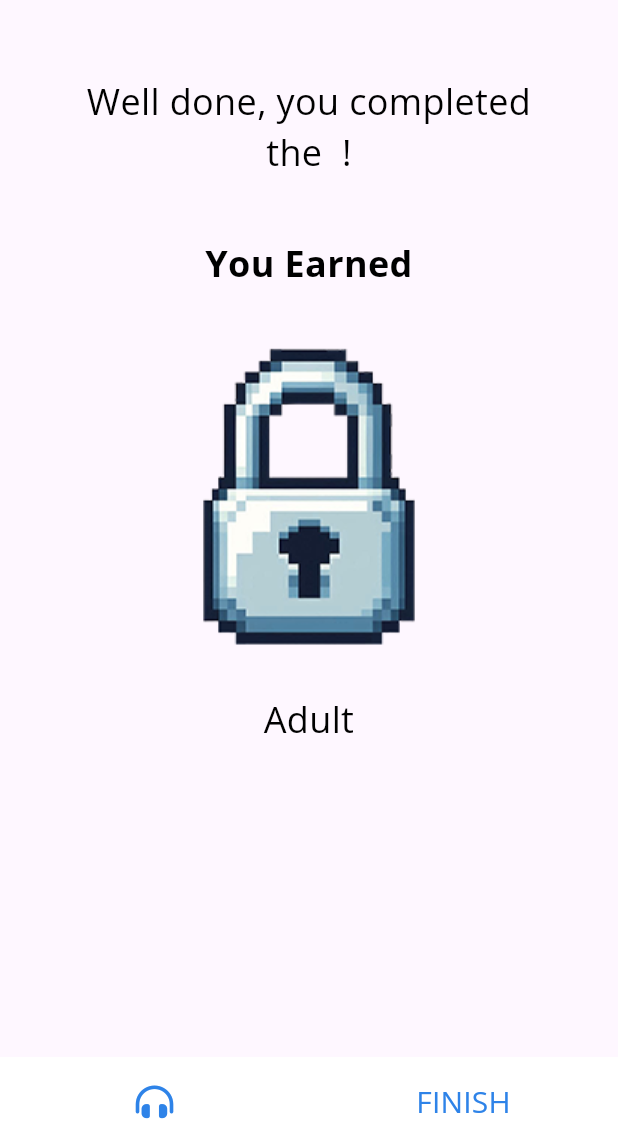
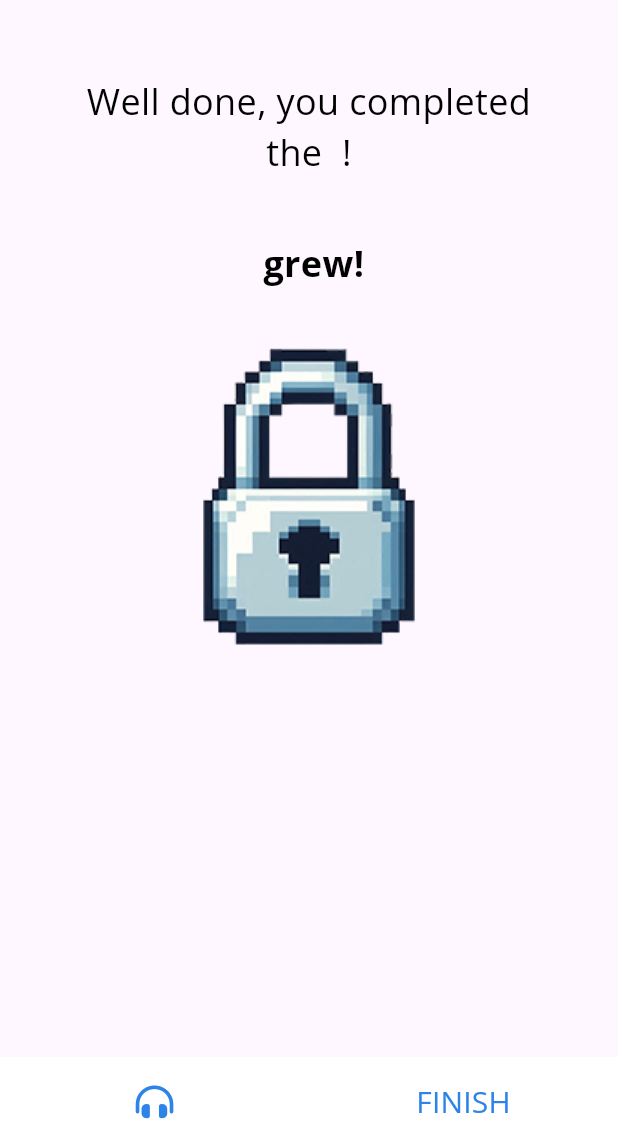
Before and after one commit to JasonXing1234/Gamified-Education-App, a Flutter app: the RewardScreen screen opened directly with empty values, on a phone screen of 412 x 824 dp, the part 89-1236 px from its top. Run offline on Flutter 3.47's test engine with Material 3 defaults, Android fonts, the phone set to English and light mode, and no system bars; our stand-ins replace equatable, firebase_auth, firebase_core, firebase_database, firebase_messaging, font_awesome_flutter and 2 more; accounts and stored records are empty.

Commit message:
Small fixes

```diff
--- a/lib/components/rewards/reward_screen.dart
+++ b/lib/components/rewards/reward_screen.dart
@@ -135,19 +135,21 @@ class _RewardScreenState extends State<RewardScreen> {
               const SizedBox(height: 40,),
 
               Text(
-                "You Earned",
+                widget.activityName == "quiz" ? "${capitalizeString(widget.lesson.characterName)} is now an adult!" : "${capitalizeString(widget.lesson.characterName)} grew!",
                 style: textStyles.heading1,
                 textAlign: TextAlign.center,
               ),
 
               const SizedBox(height: 20,),
 
+              // Practices will now earn random accessories Edit later
+
               widget.activityName == "practice" ? FaIcon(FontAwesomeIcons.ticket, color: appColors.yellow, size: 100,) : Image.asset(rewardImage),
 
               // TODO: Set up correct character reward: this just shows the current character name and image
-              widget.activityName == "practice" ?
-                Text("1 Ticket", style: textStyles.heading1, textAlign: TextAlign.center,) :
-                Text("${capitalizeString(widget.lesson.character.currentPhase.name)} ${widget.lesson.character.name}", style: textStyles.bodyText, textAlign: TextAlign.center,),
+              //widget.activityName == "practice" ?
+                //Text("1 Ticket", style: textStyles.heading1, textAlign: TextAlign.center,) :
+                // Text("${capitalizeString(widget.lesson.character.currentPhase.name)} ${widget.lesson.character.name}", style: textStyles.bodyText, textAlign: TextAlign.center,),
             ],
           ),
         ),
```
Also changed, not shown: lib/components/reading/readings_screen.dart (+19 -0 lines).
